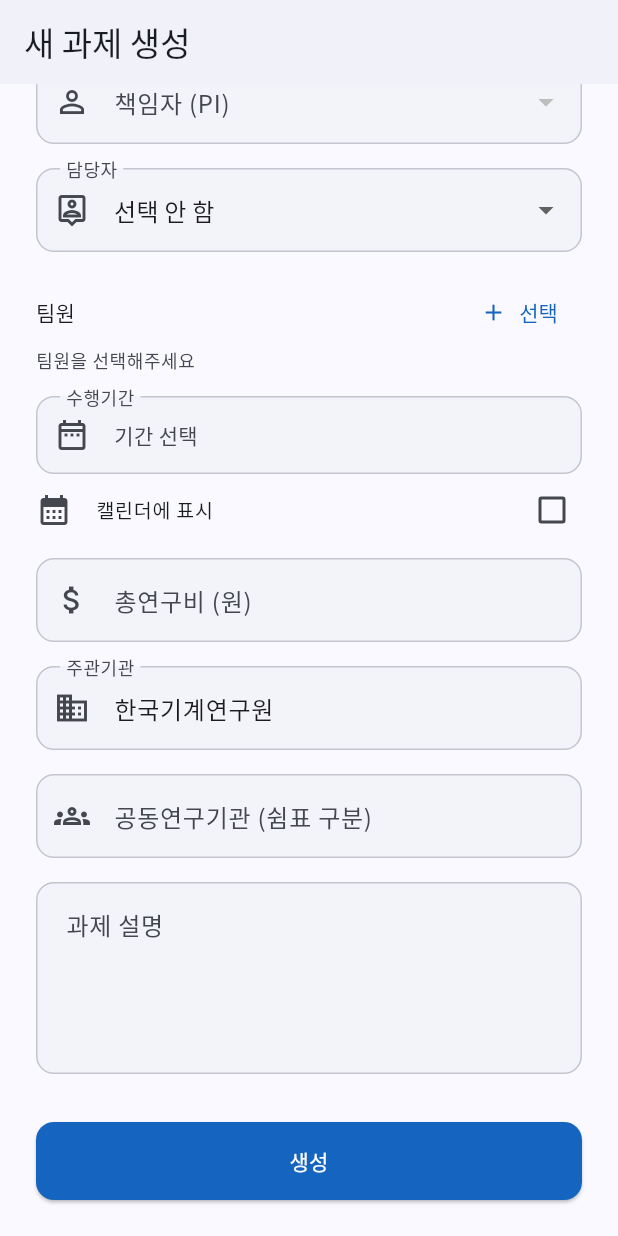
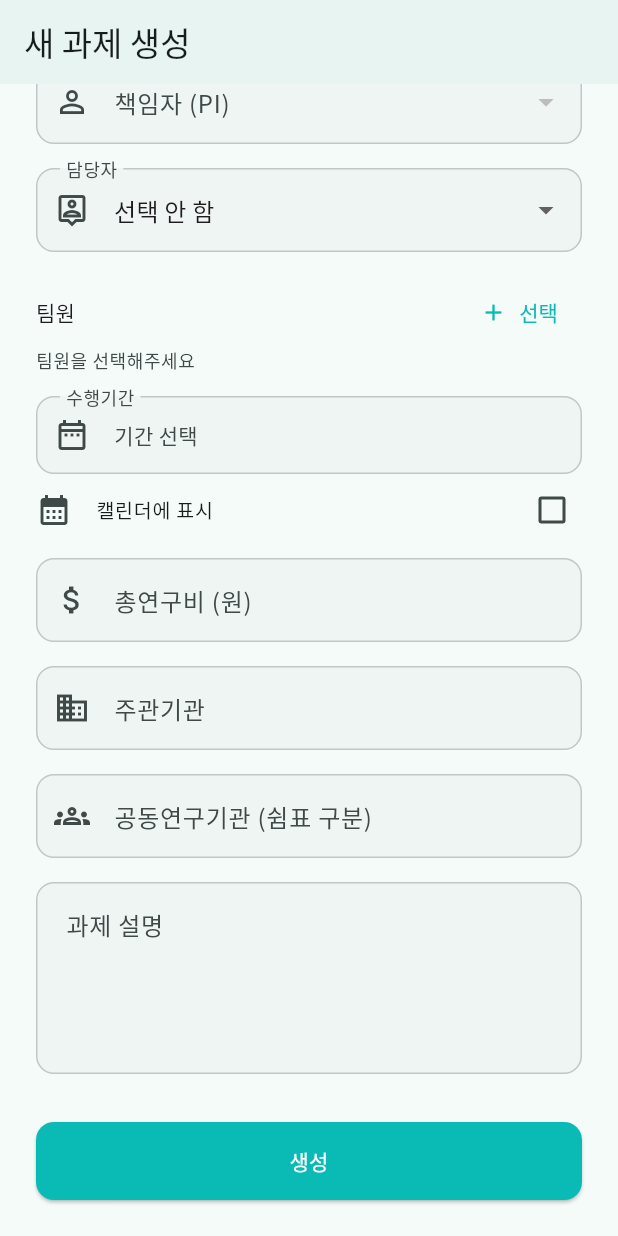
Before and after one commit to taikmin/the-N-management-system, a Flutter app: the ProjectCreateScreen screen opened by its route, scrolled down 256 dp, on a phone screen of 412 x 824 dp. Run offline on Flutter 3.47's test engine with Material 3 defaults, Android fonts, the phone set to English and light mode, and no system bars; our stand-ins replace file_picker, flutter_dotenv, flutter_riverpod, go_router, google_fonts, supabase_flutter and 2 more; missing offline and left inert: dart:js_interop; accounts and stored records are empty.

Commit message:
chore: disconnect from original R&D app - rebrand to The N Resort Management
- Rename package rd_task_manager to hotel_management
- Rename class RdTaskManagerApp to HotelManagementApp
- Change primary color from KIMM Blue #1565C0 to Tiffany Blue #0ABAB5
- Update Android applicationId/namespace to com.taikmin.hotel_management
- Move Android kotlin folder kr/re/kimm/rd_task_manager to com/taikmin/hotel_management
- Update iOS/macOS bundle identifiers to com.taikmin.hotel_management
- Update Windows/Linux app names and identifiers
- Update web/manifest.json name, theme_color, description
- Update Info.plist CFBundleName/DisplayName
- Rewrite CLAUDE.md for hotel management project context
- Remove hardcoded '한국기계연구원' default in project model

```diff
--- a/lib/app/app.dart
+++ b/lib/app/app.dart
@@ -5,8 +5,8 @@ import 'router.dart';
 import 'theme.dart';
 
 /// 앱 루트 위젯
-class RdTaskManagerApp extends ConsumerWidget {
-  const RdTaskManagerApp({super.key});
+class HotelManagementApp extends ConsumerWidget {
+  const HotelManagementApp({super.key});
 
   @override
   Widget build(BuildContext context, WidgetRef ref) {
--- a/lib/core/constants/app_colors.dart
+++ b/lib/core/constants/app_colors.dart
@@ -1,11 +1,11 @@
 import 'package:flutter/material.dart';
 
-/// KIMM 브랜드 기반 앱 색상 시스템
+/// The N Resort 브랜드 기반 앱 색상 시스템
 class AppColors {
   AppColors._();
 
-  // Primary: KIMM Blue
-  static const Color primary = Color(0xFF1565C0);
+  // Primary: Tiffany Blue
+  static const Color primary = Color(0xFF0ABAB5);
   static const Color onPrimary = Colors.white;
 
   // Secondary: Research Green
--- a/lib/core/constants/app_strings.dart
+++ b/lib/core/constants/app_strings.dart
@@ -2,8 +2,8 @@
 class AppStrings {
   AppStrings._();
 
-  static const String appName = 'R&D Task Manager';
-  static const String appDescription = 'KIMM R&D 과제 통합 관리';
+  static const String appName = 'The N Resort Management';
+  static const String appDescription = 'The N Resort 관리 시스템';
 
   // Auth
   static const String login = '로그인';
--- a/lib/features/projects/domain/models/project.dart
+++ b/lib/features/projects/domain/models/project.dart
@@ -1,4 +1,4 @@
-/// R&D 과제 모델
+/// 과제 모델 (호텔 도메인용으로 재설계 예정)
 class Project {
   const Project({
     required this.id,
@@ -8,7 +8,7 @@ class Project {
     this.status = ProjectStatus.planning,
     this.startDate,
     this.endDate,
-    this.leadInstitution = '한국기계연구원',
+    this.leadInstitution = '',
     this.coInstitutions = const [],
     this.totalBudget = 0,
     required this.ownerId,
@@ -52,7 +52,7 @@ class Project {
           ? DateTime.parse(json['end_date'] as String)
           : null,
       leadInstitution:
-          json['lead_institution'] as String? ?? '한국기계연구원',
+          json['lead_institution'] as String? ?? '',
       coInstitutions: (json['co_institutions'] as List<dynamic>?)
               ?.map((e) => e as String)
               .toList() ??
--- a/lib/features/projects/presentation/screens/project_create_screen.dart
+++ b/lib/features/projects/presentation/screens/project_create_screen.dart
@@ -56,7 +56,7 @@ class _ProjectCreateScreenState
           : '',
     );
     _leadInstController = TextEditingController(
-        text: p?.leadInstitution ?? '한국기계연구원');
+        text: p?.leadInstitution ?? '');
     _coInstController = TextEditingController(
         text: p?.coInstitutions.join(', ') ?? '');
     _status = p?.status ?? ProjectStatus.planning;
--- a/lib/main.dart
+++ b/lib/main.dart
@@ -15,7 +15,7 @@ void main() async {
 
   runApp(
     const ProviderScope(
-      child: RdTaskManagerApp(),
+      child: HotelManagementApp(),
     ),
   );
 }
--- a/pubspec.yaml
+++ b/pubspec.yaml
@@ -1,5 +1,5 @@
-name: rd_task_manager
-description: "KIMM R&D 과제 통합 관리 앱"
+name: hotel_management
+description: "The N Resort Management"
 publish_to: 'none'
 version: 0.1.0+1
 
```
Also changed, not shown: 17 other files.
